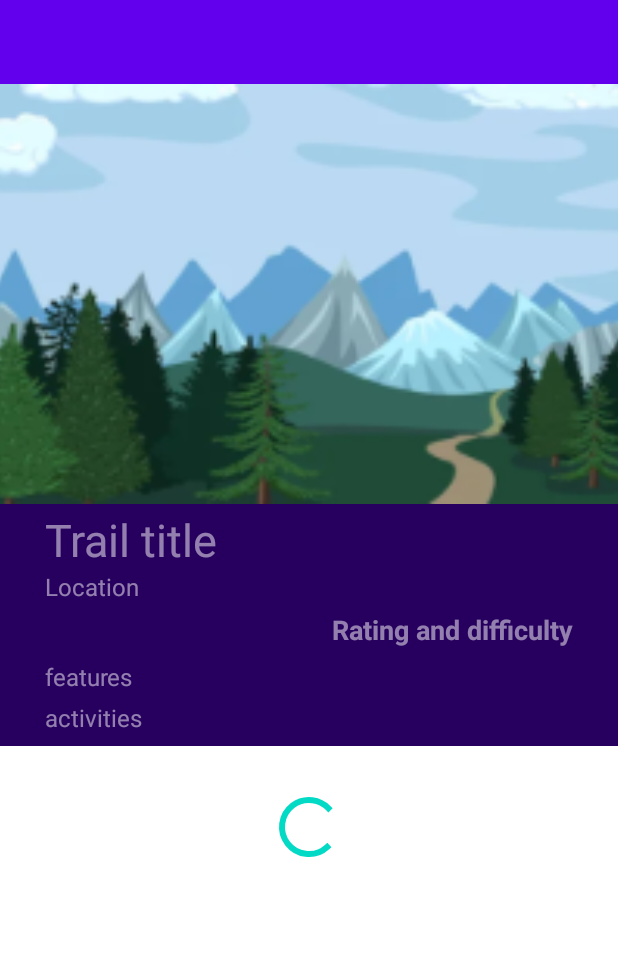
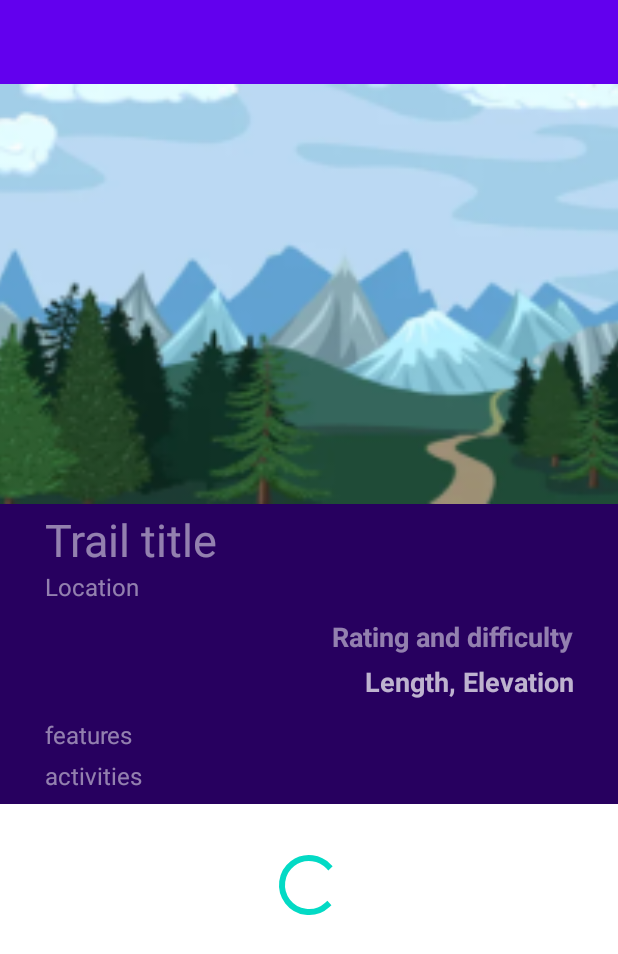
Before and after one commit to yangyulu1114/WhatAHike, an Android app: the layout activity_detailed_trail.xml on its own in the app's theme, with its tools: preview values and no code run, on a phone screen of 412 x 824 dp. Shown: the top 954 px of the screen. Run offline under Robolectric (Android 15) with nearby library versions, the light colour scheme and no system bars.

Commit message:
optimize detailed trail view

```diff
--- a/app/src/main/res/layout/activity_detailed_trail.xml
+++ b/app/src/main/res/layout/activity_detailed_trail.xml
@@ -78,7 +78,7 @@
                             android:layout_height="wrap_content"
                             android:layout_marginLeft="30dp"
                             android:layout_marginRight="30dp"
-                            android:layout_marginTop="5dp"
+                            android:layout_marginTop="10dp"
                             android:textSize="18sp"
                             android:textStyle="bold"
                             android:layout_gravity="right"
@@ -86,12 +86,25 @@
                             android:hint="Rating and difficulty" />
 
                         <TextView
+                            android:id="@+id/length_elevation"
+                            android:layout_width="wrap_content"
+                            android:layout_height="wrap_content"
+                            android:layout_marginLeft="30dp"
+                            android:layout_marginRight="30dp"
+                            android:layout_marginTop="5dp"
+                            android:textSize="18sp"
+                            android:textStyle="bold"
+                            android:layout_gravity="right"
+                            android:gravity="right"
+                            android:text="Length, Elevation"/>
+
+                        <TextView
                             android:id="@+id/features"
                             android:layout_width="wrap_content"
                             android:layout_height="wrap_content"
                             android:layout_marginLeft="30dp"
                             android:layout_marginRight="30dp"
-                            android:layout_marginTop="8dp"
+                            android:layout_marginTop="12dp"
                             android:textSize="16sp"
                             android:hint="features" />
 
@@ -138,6 +151,17 @@
                 android:textSize="20sp"
                 android:visibility="gone"/>
 
+            <TextView
+                android:id="@+id/nocomment_hint"
+                android:layout_width="wrap_content"
+                android:layout_height="wrap_content"
+                android:layout_gravity="center"
+                android:gravity="center"
+                android:layout_marginTop="20dp"
+                android:text="No user commented yet.\nBe the first one to review this trail!"
+                android:textSize="20sp"
+                android:visibility="gone" />
+
             <ProgressBar
                 android:id="@+id/commentProgressBar"
                 android:layout_width="wrap_content"
```
Also changed, not shown: app/src/main/java/com/ebookfrenzy/whatahike/ui/activity/DetailedTrailActivity.java (+20 -3 lines).
